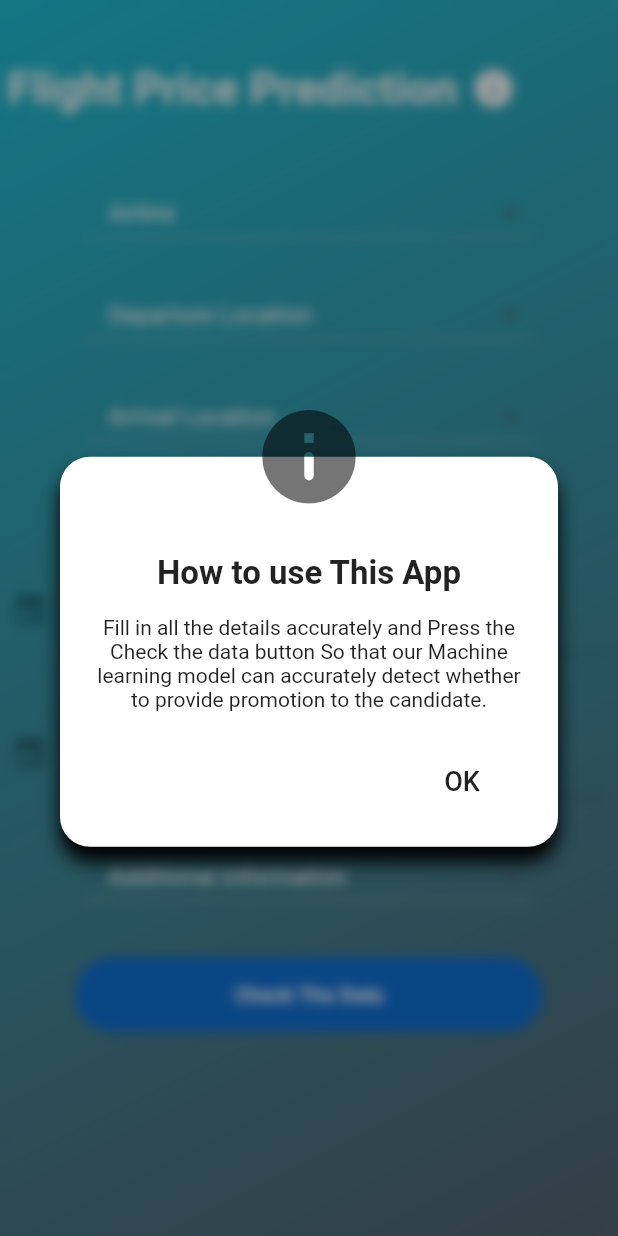
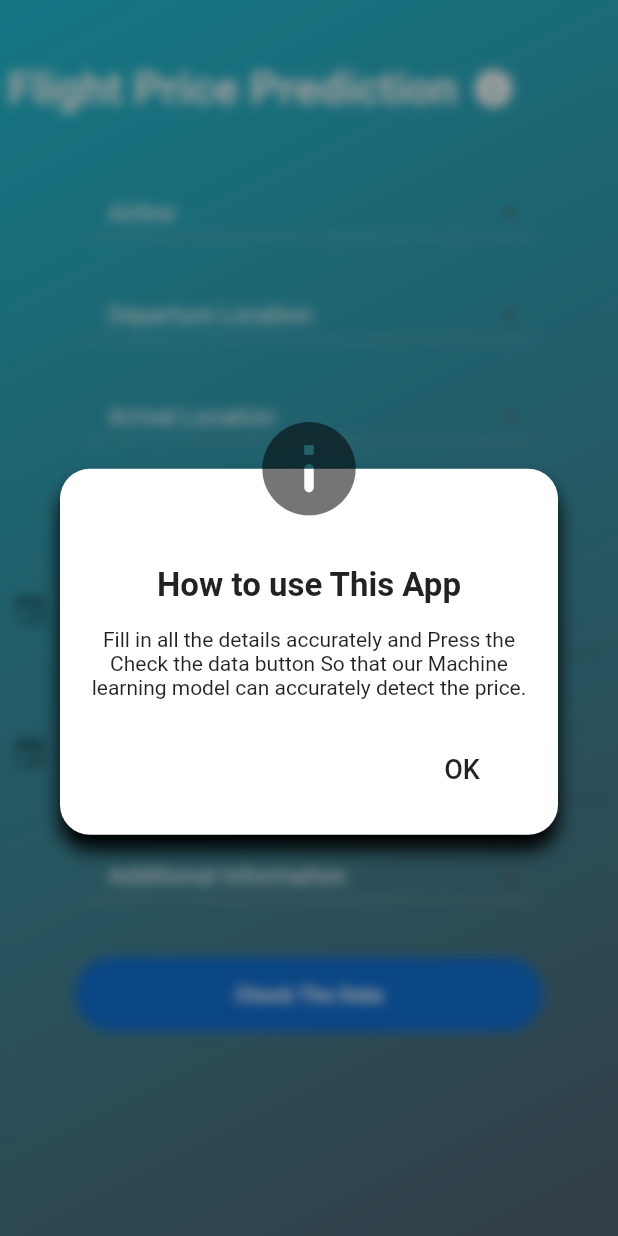
Before and after one commit to luv8860/Flight-Prediction, a Flutter app: the screen it shows after launch, after a tap on the "info" icon, on a phone screen of 412 x 824 dp. Run offline on Flutter 3.47's test engine with Material 2 defaults, Android fonts, the phone set to English and light mode, and no system bars; drawn by our look-alikes of date_time_picker; Roboto replaces fonts that are missing (Source Sans Pro).

Commit message:
minor change

```diff
--- a/lib/form.dart
+++ b/lib/form.dart
@@ -73,7 +73,7 @@ class _FormPageState extends State<FormPage> {
                           pageBuilder: (ctx, anim1, anim2) => CustomDialogBox(
                               title: "How to use This App",
                               descriptions:
-                                  "Fill in all the details accurately and Press the Check the data button So that our Machine learning model can accurately detect whether to provide promotion to the candidate.",
+                                  "Fill in all the details accurately and Press the Check the data button So that our Machine learning model can accurately detect the price.",
                               text: "OK"),
                           transitionBuilder: (ctx, anim1, anim2, child) =>
                               BackdropFilter(
```
